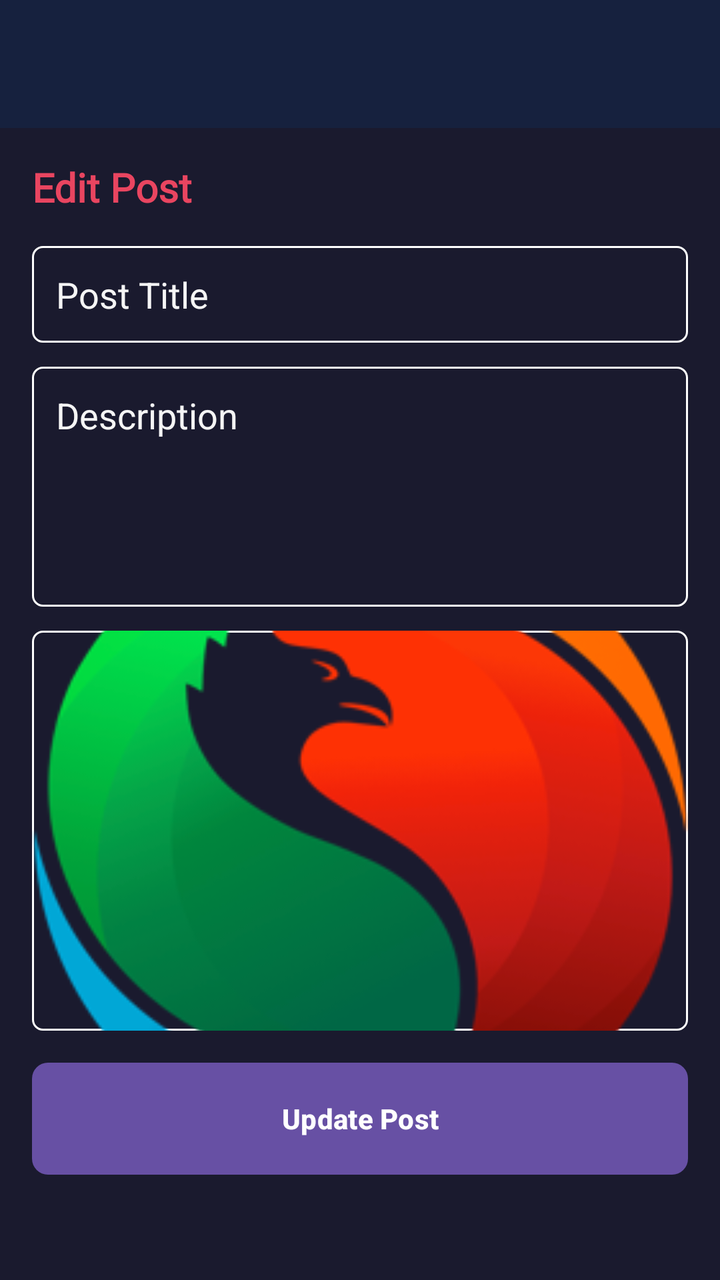
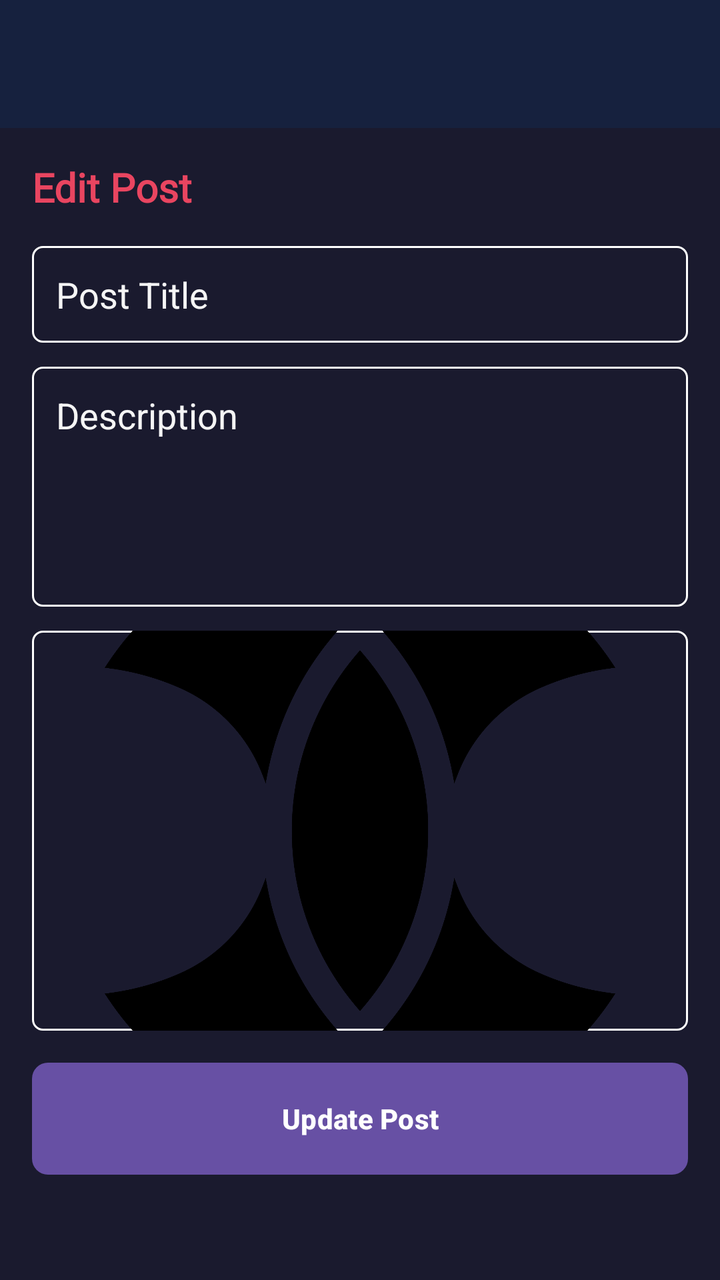

The first picture is an Android layout as it rendered before a commit; the second is the same layout after the commit. The layout source and the unified diff follow.
<!-- AndroidManifest.xml: application theme Theme.Simurgh -->
<!-- res/layout/activity_edit_post.xml -->
<?xml version="1.0" encoding="utf-8"?>
<LinearLayout xmlns:android="http://schemas.android.com/apk/res/android"
    xmlns:app="http://schemas.android.com/apk/res-auto"
    android:layout_width="match_parent"
    android:layout_height="match_parent"
    android:orientation="vertical"
    android:background="@color/doctor_cyber_primary">

    <androidx.appcompat.widget.Toolbar
        android:id="@+id/toolbar"
        android:layout_width="match_parent"
        android:layout_height="?attr/actionBarSize"
        android:background="@color/doctor_cyber_secondary"
        android:elevation="4dp"
        app:titleTextColor="@color/doctor_cyber_highlight" />

    <ScrollView
        android:layout_width="match_parent"
        android:layout_height="match_parent"
        android:fillViewport="true">

        <LinearLayout
            android:layout_width="match_parent"
            android:layout_height="wrap_content"
            android:orientation="vertical"
            android:padding="16dp">

            <TextView
                android:layout_width="match_parent"
                android:layout_height="wrap_content"
                android:text="Edit Post"
                android:textSize="20sp"
                android:textStyle="bold"
                android:textColor="@color/doctor_cyber_highlight"
                android:fontFamily="@font/poppins_bold"
                android:layout_marginBottom="16dp" />

            <EditText
                android:id="@+id/etTitle"
                android:layout_width="match_parent"
                android:layout_height="wrap_content"
                android:hint="Post Title"
                android:textColorHint="@color/doctor_cyber_light"
                android:textColor="@color/doctor_cyber_light"
                android:background="@drawable/edit_text_back"
                android:padding="12dp"
                android:layout_marginBottom="12dp" />

            <EditText
                android:id="@+id/etDesc"
                android:layout_width="match_parent"
                android:layout_height="120dp"
                android:hint="Description"
                android:textColorHint="@color/doctor_cyber_light"
                android:textColor="@color/doctor_cyber_light"
                android:background="@drawable/edit_text_back"
                android:padding="12dp"
                android:gravity="top"
                android:inputType="textMultiLine"
                android:layout_marginBottom="12dp" />

            <ImageView
                android:id="@+id/imageView"
                android:layout_width="match_parent"
                android:layout_height="200dp"
                android:src="@drawable/simuico"
                android:scaleType="centerCrop"
                android:background="@drawable/edit_text_back"
                android:layout_marginBottom="16dp" />

            <Button
                android:id="@+id/btnUpdate"
                android:layout_width="match_parent"
                android:layout_height="56dp"
                android:text="Update Post"
                android:textStyle="bold"
                android:background="@drawable/button_filled" />

        </LinearLayout>

    </ScrollView>

</LinearLayout>
<!-- resources referenced by this layout -->
<resources>
  <color name="doctor_cyber_highlight">#E94560</color>
  <color name="doctor_cyber_light">#F5F5F5</color>
  <color name="doctor_cyber_primary">#1A1A2E</color>
  <color name="doctor_cyber_secondary">#16213E</color>
  <!-- drawable button_filled (drawable) -->
  <?xml version="1.0" encoding="utf-8"?>
  <selector xmlns:android="http://schemas.android.com/apk/res/android">
  
  
      <item>
          <shape android:shape="rectangle">
  
  
              <solid android:color="@color/purple_700"/>
              <corners android:radius="8dp"/>
          </shape>
      </item>
  </selector>
  <!-- drawable edit_text_back (drawable) -->
  <?xml version="1.0" encoding="utf-8"?>
  <selector xmlns:android="http://schemas.android.com/apk/res/android">
  
      <item >
          <shape android:shape="rectangle">
  
              <corners android:radius="5dp"/>
              <stroke android:color="@color/white"
                  android:width="1dp"/>
  
          </shape>
      </item>
  
  </selector>
  <!-- drawable simuico: png bitmap (drawable, 38009 bytes) -->
  <style name="Theme.Simurgh" parent="Base.Theme.Simurgh" />
  <color name="purple_700">#1A1A2E</color>
  <color name="white">#FFFFFF</color>
  <style name="Base.Theme.Simurgh" parent="Theme.Material3.DayNight.NoActionBar">
          
          
      </style>
</resources>

<!-- the commit's change to res/layout/activity_edit_post.xml (unified diff, before → after) -->
@@ -63,7 +63,7 @@
                 android:id="@+id/imageView"
                 android:layout_width="match_parent"
                 android:layout_height="200dp"
-                android:src="@drawable/simuico"
+                android:src="@drawable/logocyber"
                 android:scaleType="centerCrop"
                 android:background="@drawable/edit_text_back"
                 android:layout_marginBottom="16dp" />
<!-- resource entries referenced after the edit -->
@@ -33,7 +33,7 @@
       </item>
   
   </selector>
-  <!-- drawable simuico: png bitmap (drawable, 38009 bytes) -->
+  <!-- drawable logocyber: png bitmap (drawable, 91566 bytes) -->
   <style name="Theme.Simurgh" parent="Base.Theme.Simurgh" />
   <color name="purple_700">#1A1A2E</color>
   <color name="white">#FFFFFF</color>
